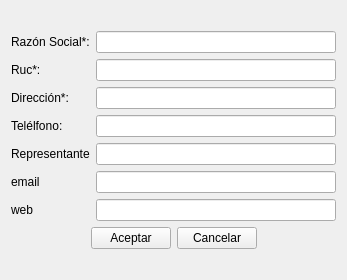
rodety/Jireh, file vitrina/ui_agregar_empresa.ui: the form before one commit.
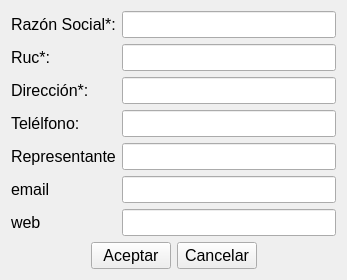
The form after the commit.

```diff
--- a/vitrina/ui_agregar_empresa.ui
+++ b/vitrina/ui_agregar_empresa.ui
@@ -10,6 +10,11 @@
     <height>280</height>
    </rect>
   </property>
+  <property name="font">
+   <font>
+    <pointsize>12</pointsize>
+   </font>
+  </property>
   <property name="windowTitle">
    <string>Form</string>
   </property>
```
